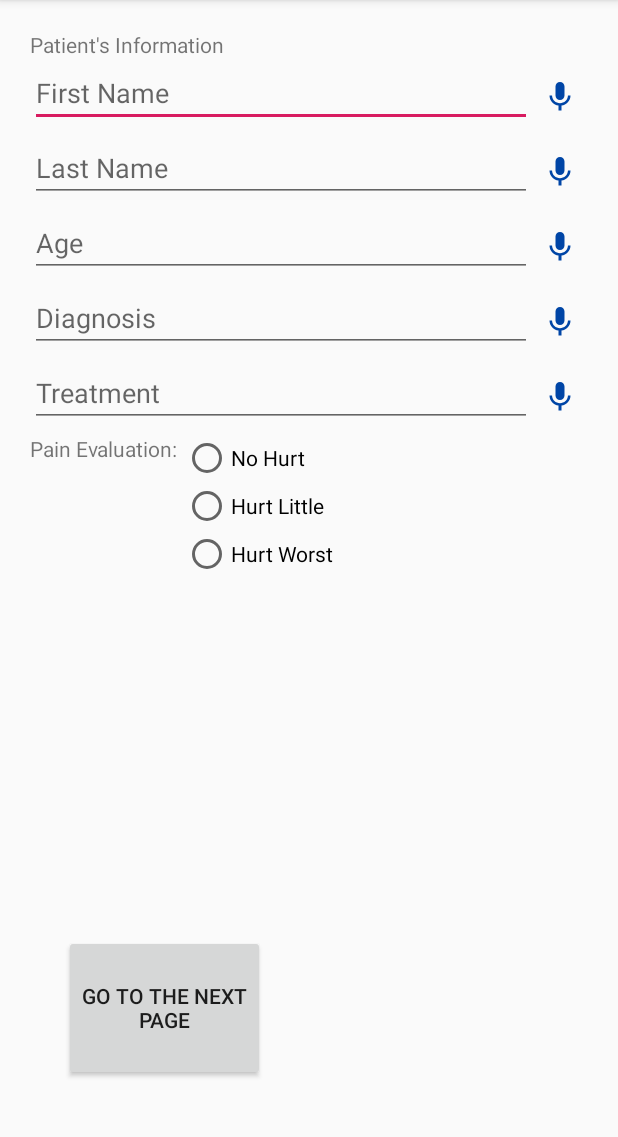
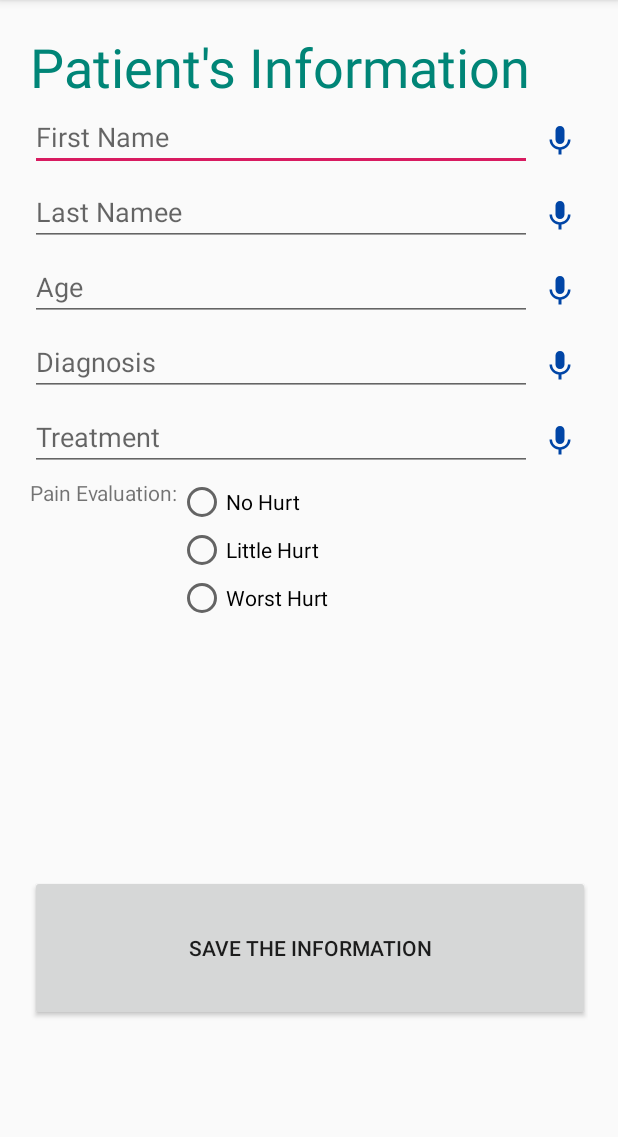
Before and after one commit to hekmatshak/HealthPlus, an Android app: the _3a_FillingPatientInfoActivity screen opened directly, with no data from a screen before it, on a phone screen of 412 x 824 dp, the part 84-1221 px from its top. Run offline under Robolectric (Android 15) with nearby library versions, the phone set to English and light mode, and no system bars.

Commit message:
adding some extra features

```diff
--- a/app/src/main/AndroidManifest.xml
+++ b/app/src/main/AndroidManifest.xml
@@ -10,9 +10,12 @@
         android:roundIcon="@mipmap/ic_launcher_round"
         android:supportsRtl="true"
         android:theme="@style/AppTheme">
-        <activity android:name=".DataBaseHelper"></activity>
+        <activity android:name="._0_Language"></activity>
+        <activity android:name="._3c_Vision" />
+        <activity android:name="._3b_Awarness" />
+        <activity android:name=".DataBaseHelper" />
         <activity android:name="._4_ViewPatientInfo" />
-        <activity android:name="._3_FillingPatientInfoActivity" />
+        <activity android:name="._3a_FillingPatientInfoActivity" />
         <activity android:name="._2_MainMenu" />
         <activity android:name="._1_SplashScreen">
             <intent-filter>
--- a/app/src/main/java/com/example/healthplus/_3_FillingPatientInfoActivity.java
+++ b/app/src/main/java/com/example/healthplus/_3a_FillingPatientInfoActivity.java
@@ -12,7 +12,7 @@ import android.widget.Toast;
 import java.util.ArrayList;
 import java.util.Locale;
 
-public class _3_FillingPatientInfoActivity extends AppCompatActivity {
+public class _3a_FillingPatientInfoActivity extends AppCompatActivity {
 
     private static final int REQUEST_CODE_SPEECH_INPUT = 1000;
     EditText labeledET;
@@ -22,7 +22,7 @@ public class _3_FillingPatientInfoActivity extends AppCompatActivity {
     @Override
     protected void onCreate(Bundle savedInstanceState) {
         super.onCreate(savedInstanceState);
-        setContentView(R.layout.activity_filling_patient_info);
+        setContentView(R.layout.activity__3a__filling_patient_info);
 
 
     }
@@ -109,7 +109,7 @@ public class _3_FillingPatientInfoActivity extends AppCompatActivity {
         }
         else
         {
-            db = new DataBaseHelper(_3_FillingPatientInfoActivity.this, null, null);
+            db = new DataBaseHelper(_3a_FillingPatientInfoActivity.this, null, null);
 
             db.Insert(FName.getText().toString(), LName.getText().toString(), Age.getText().toString(), treatment.getText().toString(), diagnosis.getText().toString());
             db.close();
--- a/app/src/main/java/com/example/healthplus/_3_Patient.java
+++ b/app/src/main/java/com/example/healthplus/_3a_Patient.java
@@ -9,7 +9,7 @@ import com.activeandroid.annotation.Table;
 
 //This is our table name
 @Table(name = "Patients")
-public class _3_Patient extends Model {
+public class _3a_Patient extends Model {
 
     @Column(name = "First Name")
     public String fName;
@@ -26,7 +26,7 @@ public class _3_Patient extends Model {
     @Column(name = "Treatment")
     public String treatment;
 
-    public _3_Patient(String fName, String lName, int age, String diagnosis, String treatment, String painEvaluation) {
+    public _3a_Patient(String fName, String lName, int age, String diagnosis, String treatment, String painEvaluation) {
         this.fName = fName;
         this.lName = lName;
         this.age = age;
--- a/app/src/main/res/layout/activity_filling_patient_info.xml
+++ b/app/src/main/res/layout/activity__3a__filling_patient_info.xml
@@ -5,7 +5,7 @@
     android:layout_width="match_parent"
     android:layout_height="match_parent"
     android:padding="20dp"
-    tools:context="._3_FillingPatientInfoActivity">
+    tools:context="._3a_FillingPatientInfoActivity">
 
 
     <LinearLayout
@@ -17,7 +17,9 @@
         <TextView
             android:layout_width="match_parent"
             android:layout_height="wrap_content"
-            android:text="Patient's Information" />
+            android:text="@string/fillingPatientInfoPage"
+            android:textSize="36dp"
+            android:textColor="@color/colorPrimary"/>
 
         <LinearLayout
             android:layout_width="match_parent"
@@ -29,7 +31,7 @@
                 android:layout_width="match_parent"
                 android:layout_height="wrap_content"
                 android:layout_weight="3"
-                android:hint="First Name"
+                android:hint="@string/fname"
                 android:inputType="text" />
 
             <ImageButton
@@ -53,7 +55,7 @@
                 android:layout_width="match_parent"
                 android:layout_height="wrap_content"
                 android:layout_weight="3"
-                android:hint="Last Name"
+                android:hint="@string/lname"
                 android:inputType="text" />
 
             <ImageButton
@@ -77,7 +79,7 @@
                 android:layout_width="match_parent"
                 android:layout_height="wrap_content"
                 android:layout_weight="3"
-                android:hint="Age"
+                android:hint="@string/age"
                 android:inputType="number" />
 
             <ImageButton
@@ -101,7 +103,7 @@
                 android:layout_width="match_parent"
                 android:layout_height="wrap_content"
                 android:layout_weight="3"
-                android:hint="Diagnosis"
+                android:hint="@string/diagnosis"
                 android:inputType="text" />
 
             <ImageButton
@@ -125,7 +127,7 @@
                 android:layout_width="match_parent"
                 android:layout_height="wrap_content"
                 android:layout_weight="3"
-                android:hint="Treatment"
+                android:hint="@string/treatment"
                 android:inputType="text" />
 
             <ImageButton
@@ -147,7 +149,7 @@
             <TextView
                 android:layout_width="wrap_content"
                 android:layout_height="wrap_content"
-                android:text="Pain Evaluation: " />
+                android:text="@string/painEvaluation"/>
 
             <RadioGroup
                 android:layout_width="match_parent"
@@ -156,39 +158,34 @@
                 <RadioButton
                     android:layout_width="wrap_content"
                     android:layout_height="wrap_content"
-                    android:text="No Hurt" />
+                    android:text="@string/noHurtRB" />
 
                 <RadioButton
                     android:layout_width="wrap_content"
                     android:layout_height="wrap_content"
-                    android:text="Hurt Little" />
+                    android:text="@string/littleHurtRB" />
 
                 <RadioButton
                     android:layout_width="wrap_content"
                     android:layout_height="wrap_content"
-                    android:text="Hurt Worst" />
+                    android:text="@string/worstHurtRB" />
 
             </RadioGroup>
 
         </LinearLayout>
 
-        <!--        <Button
-                    android:layout_width="wrap_content"
-                    android:layout_height="wrap_content"
-                    android:onClick="Next"
-                    android:text="Submit" />
-                    -->
     </LinearLayout>
 
     <Button
         android:id="@+id/button"
-        android:layout_width="134dp"
+        android:layout_width="500dp"
         android:layout_height="97dp"
         android:layout_alignEnd="@+id/linearL"
         android:layout_alignParentBottom="true"
-        android:layout_marginEnd="215dp"
-        android:layout_marginBottom="27dp"
+        android:layout_centerHorizontal="true"
+        android:layout_marginEnd="-1dp"
+        android:layout_marginBottom="67dp"
         android:onClick="Next"
-        android:text="Go to the Next Page" />
+        android:text="@string/saveToDb" />
 
 </RelativeLayout>
--- a/app/src/main/res/values/strings.xml
+++ b/app/src/main/res/values/strings.xml
@@ -1,3 +1,20 @@
 <resources>
     <string name="app_name">Health Plus</string>
+    <string name="splashscreen">Splash Screen</string>
+    <string name="fillInfo">Fill Patient Info</string>
+    <string name="awarness">Awarness Part</string>
+    <string name="vision">Future Vision</string>
+    <string name="fillingPatientInfoPage">Patient\'s Information</string>
+    <string name="fname">First Name</string>
+    <string name="lname">Last Namee</string>
+    <string name="age">Age</string>
+    <string name="diagnosis">Diagnosis</string>
+    <string name="treatment">Treatment</string>
+    <string name="painEvaluation">Pain Evaluation: </string>
+    <string name="noHurtRB">No Hurt</string>
+    <string name="littleHurtRB">Little Hurt</string>
+    <string name="worstHurtRB">Worst Hurt</string>
+    <string name="saveToDb">Save The Information</string>
+    <string name="awarnessPage">Medical Surgery Awarness</string>
+
 </resources>
```
Also changed, not shown: app/src/main/java/com/example/healthplus/_0_Language.java (added, +82 -0 lines), app/src/main/java/com/example/healthplus/_1_SplashScreen.java (+11 -4 lines), app/src/main/java/com/example/healthplus/_2_MainMenu.java (+14 -2 lines), app/src/main/java/com/example/healthplus/_3b_Awarness.java (added, +15 -0 lines), app/src/main/java/com/example/healthplus/_3c_Vision.java (added, +13 -0 lines), app/src/main/res/layout/activity__0__language.xml (added, +17 -0 lines), app/src/main/res/layout/activity__1__splash_screen.xml (renamed from app/src/main/res/layout/activity_splash_screen.xml, +6 -7 lines), app/src/main/res/layout/activity__2__main_menu.xml (added, +44 -0 lines), app/src/main/res/layout/activity__3b__awarness.xml (added, +52 -0 lines), app/src/main/res/layout/activity__3c__vision.xml (added, +9 -0 lines), app/src/main/res/layout/activity_main_menu.xml (deleted, +0 -54 lines), 1 other file.
